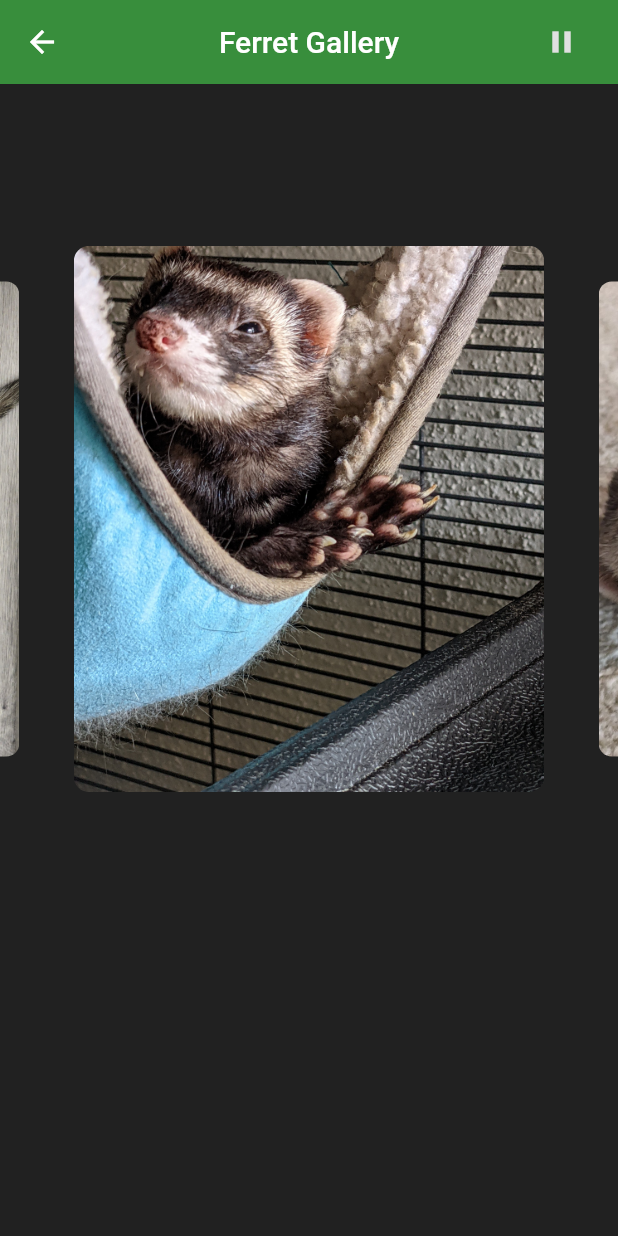
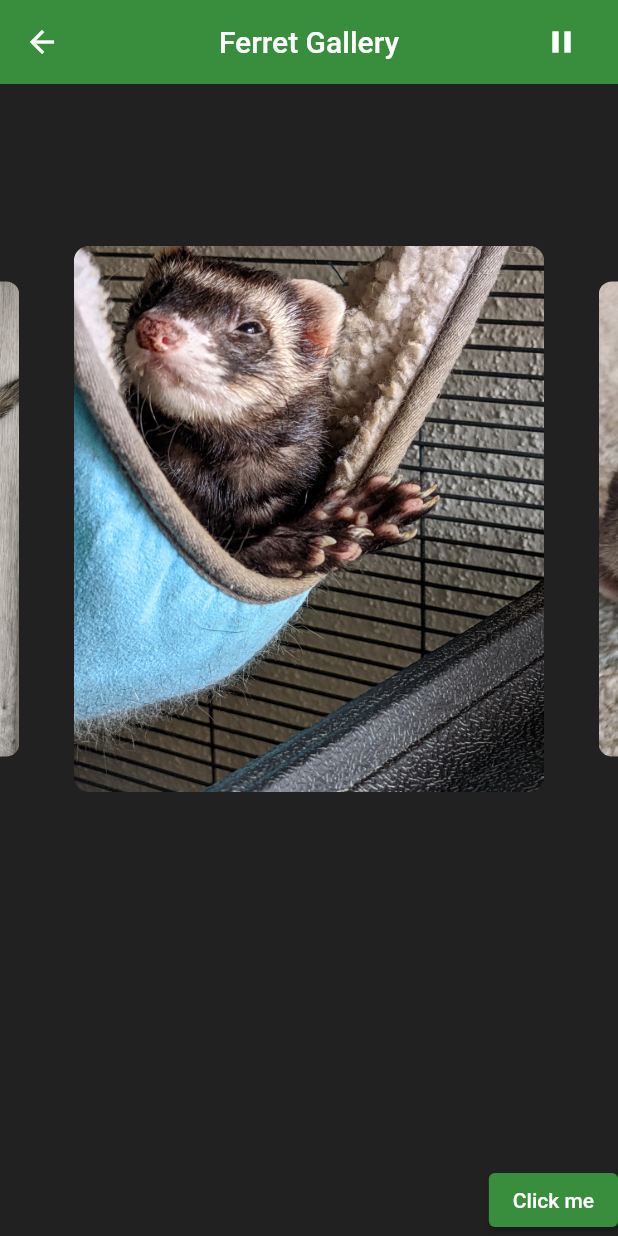
Before and after one commit to zeroax1s/app1, a Flutter app: the screen it shows after launch, swiped to page 3, on a phone screen of 412 x 824 dp. Run offline on Flutter 3.47's test engine with Material 2 defaults, Android fonts, the phone set to English and light mode, and no system bars; drawn by our look-alikes of carousel_slider.

Commit message:
Added button to bottom right

```diff
--- a/carouselfun/lib/Pages/home.dart
+++ b/carouselfun/lib/Pages/home.dart
@@ -34,7 +34,7 @@ class _HomeState extends State<Home> {
         actions: <Widget>[
           TextButton.icon(
             icon: Icon(_autoPlay ? Icons.pause : Icons.play_arrow,
-                color: Colors.grey[300]),
+                color: Colors.white),
             onPressed: () {
               setState(() {
                 _autoPlay = !_autoPlay;
@@ -49,10 +49,12 @@ class _HomeState extends State<Home> {
           ),
         ],
       ),
-      body: Padding(
+      body: Column(
+        mainAxisAlignment: MainAxisAlignment.spaceBetween,
+        children: [
+          Padding(
             padding: const EdgeInsets.fromLTRB(0, 100, 0, 0),
-        child: ListView(children: [
-          CarouselSlider(
+            child: CarouselSlider(
               items: myImages.map((path) {
                 return Container(
                   margin: EdgeInsets.all(8.0),
@@ -76,7 +78,20 @@ class _HomeState extends State<Home> {
                 viewportFraction: 0.8,
               ),
             ),
-        ]),
+          ),
+          Align(
+            alignment: Alignment.bottomRight,
+            child: ElevatedButton(
+              style: ElevatedButton.styleFrom(
+                  backgroundColor: Colors.green[700],
+                  foregroundColor: Colors.white),
+              onPressed: () {
+                // Do something when the button is pressed
+              },
+              child: Text('Click me'),
+            ),
+          )
+        ],
       ),
     );
   }
```
Lines whose indentation alone changed are shown as unchanged.
